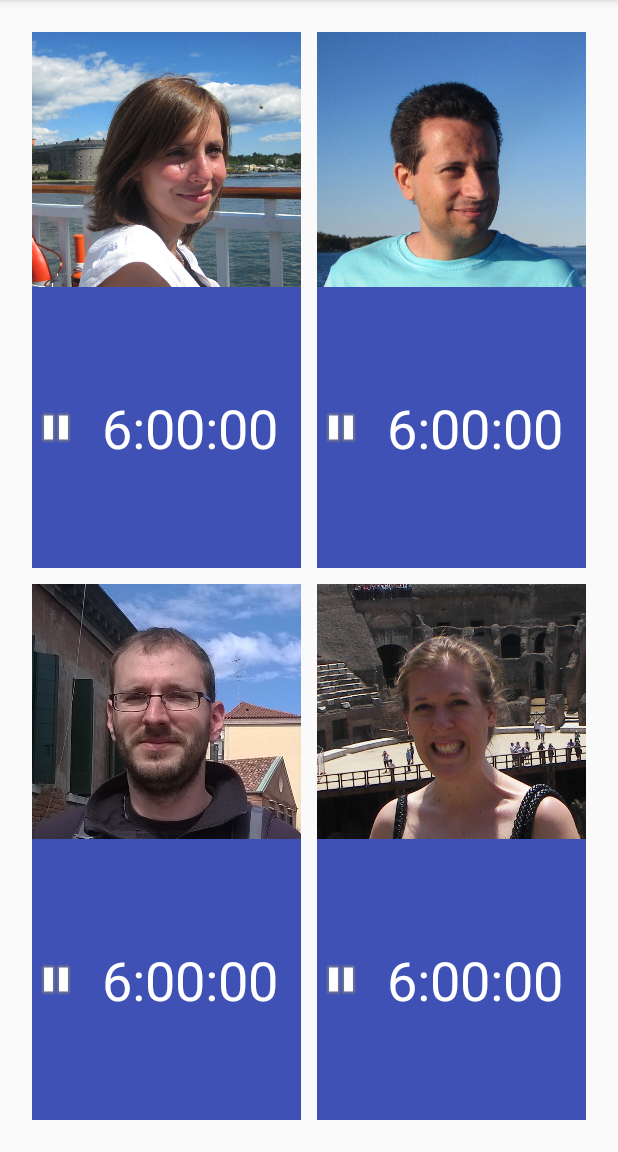
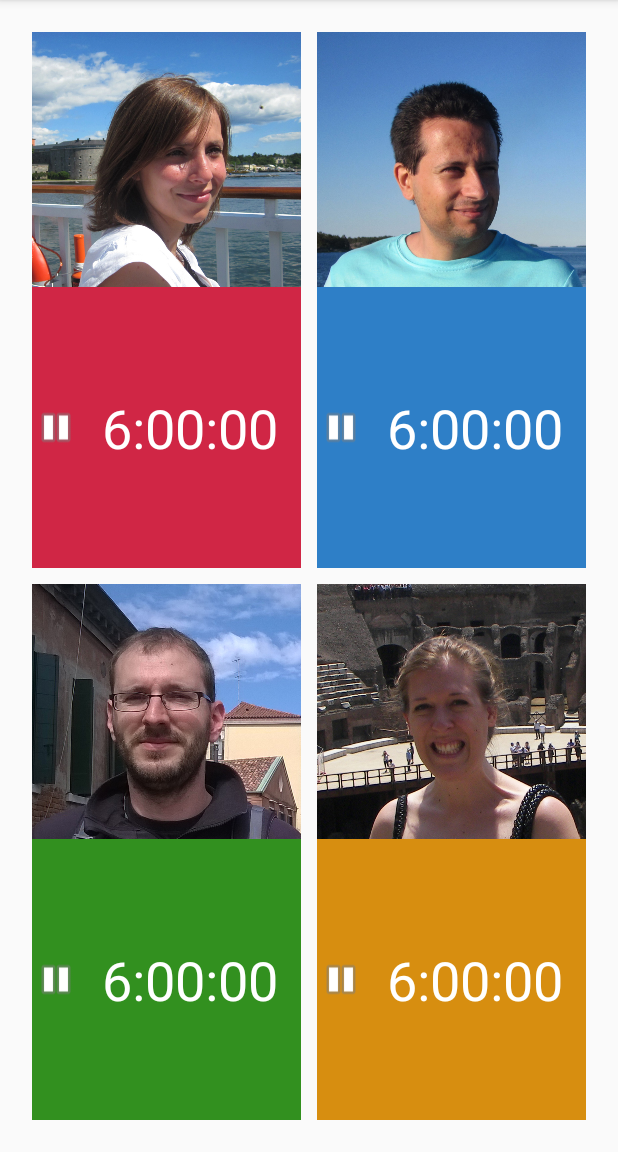
Before and after one commit to KrisKN/6happ, an Android app: the screen it shows after launch (MainActivity), on a phone screen of 412 x 824 dp, the part 84-1236 px from its top. Run offline under Robolectric (Android 15) with nearby library versions, the phone set to English and light mode, and no system bars.

Commit message:
Widget colors adjusted.

```diff
--- a/app/src/main/res/layout/content_main.xml
+++ b/app/src/main/res/layout/content_main.xml
@@ -24,7 +24,7 @@
 
         <GridLayout
             android:id="@+id/grid_ornella"
-            android:background="?attr/colorPrimary"
+            android:background="#d02645"
             android:layout_gravity="fill"
             android:layout_rowWeight="1"
             android:layout_columnWeight="1"
@@ -60,7 +60,7 @@
 
         <GridLayout
             android:id="@+id/grid_maurizio"
-            android:background="?attr/colorPrimary"
+            android:background="#2e7fc7"
             android:layout_gravity="fill"
             android:layout_rowWeight="1"
             android:layout_columnWeight="1"
@@ -95,7 +95,7 @@
 
         <GridLayout
             android:id="@+id/grid_jens"
-            android:background="?attr/colorPrimary"
+            android:background="#32901f"
             android:layout_gravity="fill"
             android:layout_rowWeight="1"
             android:layout_columnWeight="1"
@@ -130,7 +130,7 @@
 
         <GridLayout
             android:id="@+id/grid_julia"
-            android:background="?attr/colorPrimary"
+            android:background="#d78e10"
             android:layout_gravity="fill"
             android:layout_rowWeight="1"
             android:layout_columnWeight="1"
```
